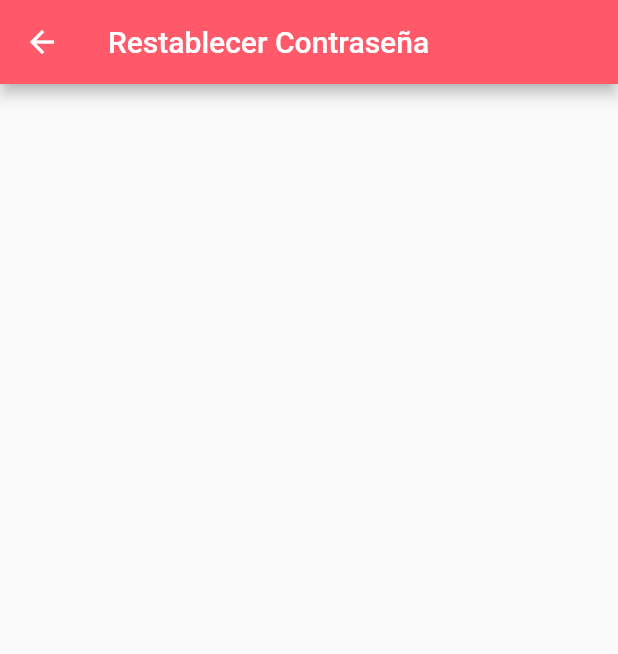
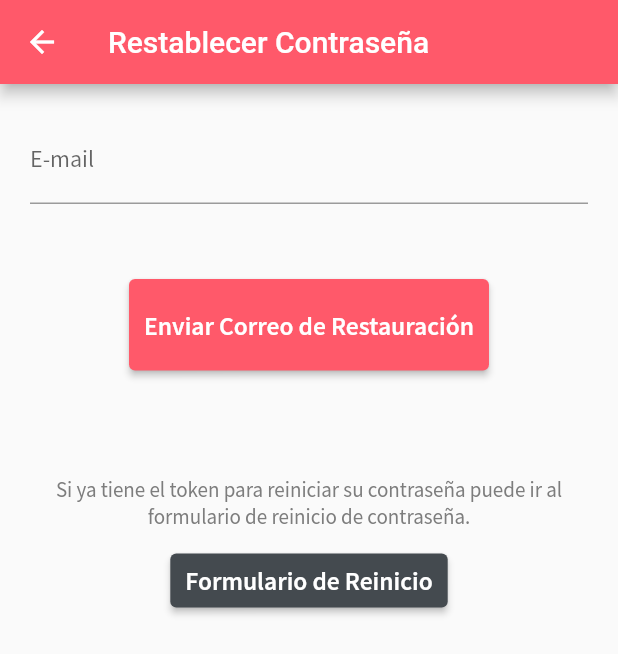
Before and after one commit to Lider-neuromedia/MontanaApp, a Flutter app: the PasswordPage screen opened by its route, on a phone screen of 412 x 824 dp. Shown: the top 654 px of the screen. Run offline on Flutter 3.47's test engine with Material 2 defaults, Android fonts, the phone set to English and light mode, and no system bars.

Commit message:
Agregando pantallas de reinicio de contraseña.

```diff
--- a/lib/main.dart
+++ b/lib/main.dart
@@ -2,6 +2,7 @@ import 'package:flutter/material.dart';
 import 'package:montana_mobile/pages/home_page.dart';
 import 'package:montana_mobile/pages/session/login_page.dart';
 import 'package:montana_mobile/pages/session/password_page.dart';
+import 'package:montana_mobile/pages/session/reset_password_page.dart';
 import 'package:montana_mobile/theme/theme.dart';
 
 void main() => runApp(MyApp());
@@ -18,6 +19,7 @@ class MyApp extends StatelessWidget {
         HomePage.route: (_) => HomePage(),
         LoginPage.route: (_) => LoginPage(),
         PasswordPage.route: (_) => PasswordPage(),
+        ResetPasswordPage.route: (_) => ResetPasswordPage(),
       },
     );
   }
--- a/lib/pages/session/password_page.dart
+++ b/lib/pages/session/password_page.dart
@@ -1,4 +1,5 @@
 import 'package:flutter/material.dart';
+import 'package:montana_mobile/pages/session/reset_password_page.dart';
 
 class PasswordPage extends StatelessWidget {
   static final String route = 'password';
@@ -9,6 +10,59 @@ class PasswordPage extends StatelessWidget {
       appBar: AppBar(
         title: Text('Restablecer Contraseña'),
       ),
+      body: Padding(
+        padding: const EdgeInsets.all(20.0),
+        child: Column(
+          mainAxisAlignment: MainAxisAlignment.start,
+          children: [
+            emailInput(),
+            SizedBox(height: 50.0),
+            submitButton(context),
+            SizedBox(height: 70.0),
+            Text(
+              'Si ya tiene el token para reiniciar su contraseña puede ir al formulario de reinicio de contraseña.',
+              textAlign: TextAlign.center,
+            ),
+            SizedBox(height: 10.0),
+            resetFormButton(context)
+          ],
+        ),
+      ),
+    );
+  }
+
+  ElevatedButton resetFormButton(BuildContext context) {
+    return ElevatedButton(
+      child: Text('Formulario de Reinicio'),
+      style: ElevatedButton.styleFrom(
+        primary: Theme.of(context).textTheme.bodyText1.color,
+        padding: EdgeInsets.symmetric(vertical: 5.0, horizontal: 10.0),
+      ),
+      onPressed: () {
+        Navigator.of(context).pushNamed(ResetPasswordPage.route);
+      },
+    );
+  }
+
+  Widget emailInput() {
+    return TextFormField(
+      keyboardType: TextInputType.emailAddress,
+      decoration: InputDecoration(
+        labelText: 'E-mail',
+        hintText: 'example@mail.com',
+      ),
+      onChanged: (String value) {},
+    );
+  }
+
+  Widget submitButton(BuildContext context) {
+    return ElevatedButton(
+      child: Text('Enviar Correo de Restauración'),
+      style: ElevatedButton.styleFrom(
+        primary: Theme.of(context).primaryColor,
+        padding: EdgeInsets.symmetric(vertical: 20.0, horizontal: 10.0),
+      ),
+      onPressed: () {},
     );
   }
 }
--- a/lib/theme/theme.dart
+++ b/lib/theme/theme.dart
@@ -69,6 +69,7 @@ class CustomTheme {
         button: textTheme.button.copyWith(
           fontSize: 17.0,
           fontFamily: 'SourceSansPro',
+          fontWeight: FontWeight.w600,
         ),
       ),
     );
```
Also changed, not shown: lib/pages/session/login_page.dart (+6 -3 lines), lib/pages/session/reset_password_page.dart (+61 -2 lines).
